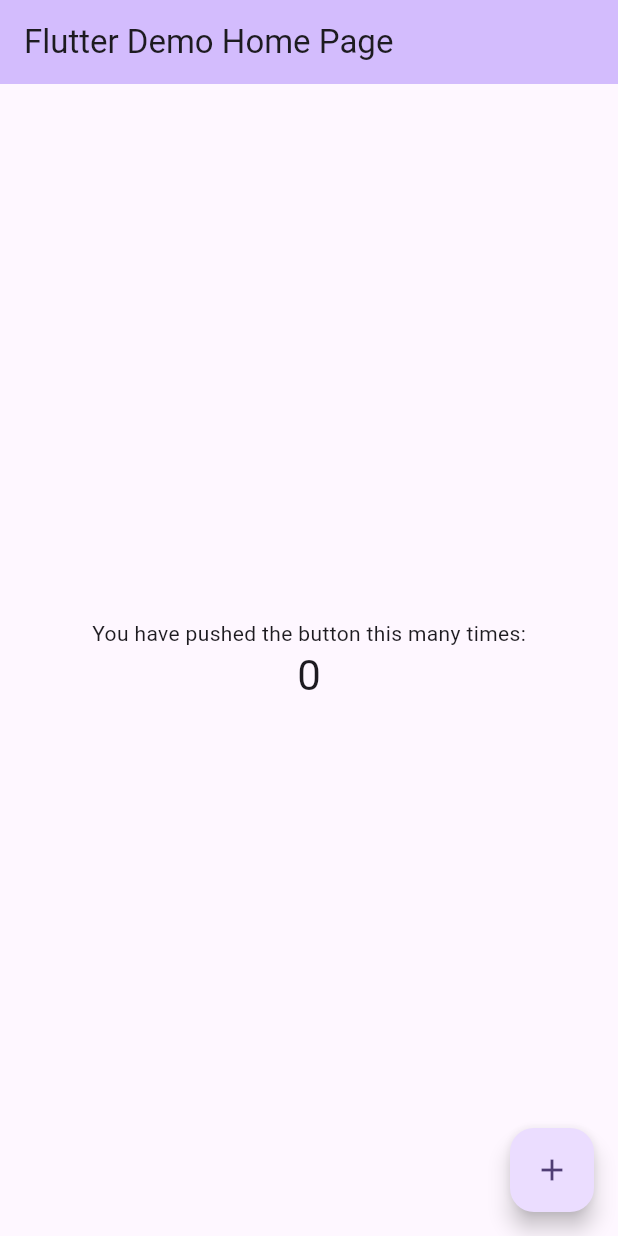
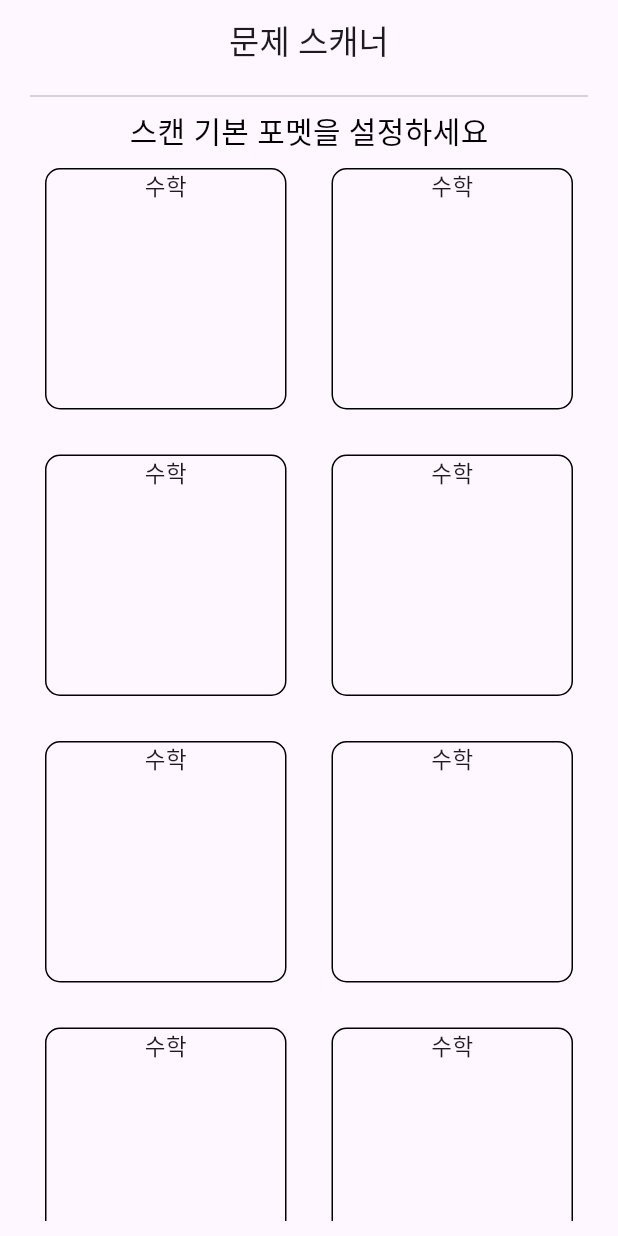
Before and after one commit to HaShaWB/Well-Studying, a Flutter app: the screen it shows after launch, on a phone screen of 412 x 824 dp. Run offline on Flutter 3.47's test engine with Material 3 defaults, Android fonts, the light colour scheme and no system bars.

Commit message:
main 페이지 구축중

```diff
--- /dev/null
+++ b/PDF_inFrame_Scanner/scanner/lib/home_page/Scan_format_box.dart
@@ -0,0 +1,34 @@
+import 'package:flutter/cupertino.dart';
+import 'package:flutter/material.dart';
+
+class Scan_format_box extends StatelessWidget {
+  final title;
+  final number_of_anchor;
+  final anchor_position;
+
+  const Scan_format_box(
+      {super.key,
+      required String this.title,
+      required int this.number_of_anchor,
+      required List<int> this.anchor_position});
+
+  @override
+  Widget build(BuildContext context) {
+    return Container(
+        margin: EdgeInsets.all(10),
+        decoration: BoxDecoration(
+          border: Border.all(color: Colors.black),
+          borderRadius: BorderRadius.circular(10),
+        ),
+        child: Column(
+          children: [
+            Text(
+              title,
+              style: TextStyle(
+                fontSize: 15,
+              ),
+            ),
+          ],
+        ));
+  }
+}
--- /dev/null
+++ b/PDF_inFrame_Scanner/scanner/lib/home_page/home_page.dart
@@ -0,0 +1,55 @@
+import 'package:flutter/cupertino.dart';
+import 'package:flutter/material.dart';
+
+import 'Scan_format_box.dart';
+
+class home extends StatefulWidget {
+  const home({super.key});
+
+  @override
+  State<home> createState() => _homeState();
+}
+
+class _homeState extends State<home> {
+  @override
+  Widget build(BuildContext context) {
+    // 화면 크기를 계산하여 열 수를 결정합니다.
+    double screenWidth = MediaQuery.of(context).size.width;
+    int crossAxisCount = (screenWidth / 200).floor(); // 최소 패딩 값을 200으로 설정
+
+    return Scaffold(
+      appBar: AppBar(centerTitle: true, title: const Text("문제 스캐너")),
+      body: Container(
+        child: Padding(
+          padding: const EdgeInsets.symmetric(horizontal: 20),
+          child: Column(
+            children: [
+              const Divider(),
+              const Text(
+                "스캔 기본 포멧을 설정하세요",
+                style: TextStyle(color: Colors.black, fontSize: 20),
+              ),
+              Expanded(
+                child: GridView.builder(
+                  gridDelegate: SliverGridDelegateWithFixedCrossAxisCount(
+                    crossAxisCount: crossAxisCount, // 박스의 가로 세로 비율
+                    crossAxisSpacing: 10, // 가로 방향의 스페이싱
+                    mainAxisSpacing: 10, // 세로 방향의 스페이싱
+                  ),
+                  itemCount: 10,
+                  itemBuilder: (BuildContext context, int index) {
+                    return const Scan_format_box(
+                        title: "수학",
+                        number_of_anchor: 10,
+                        anchor_position: [1]);
+                  },
+                ),
+              ),
+              Container(height: 10),
+            ],
+          ),
+        ),
+      ),
+    );
+  }
+}
--- a/PDF_inFrame_Scanner/scanner/lib/main.dart
+++ b/PDF_inFrame_Scanner/scanner/lib/main.dart
@@ -1,4 +1,5 @@
 import 'package:flutter/material.dart';
+import 'home_page/home_page.dart';
 
 void main() {
   runApp(const MyApp());
@@ -31,40 +32,8 @@
 }
 
 class _MyHomePageState extends State<MyHomePage> {
-  int _counter = 0;
-
-  void _incrementCounter() {
-    setState(() {
-      _counter++;
-    });
-  }
-
   @override
   Widget build(BuildContext context) {
-    return Scaffold(
-      appBar: AppBar(
-        backgroundColor: Theme.of(context).colorScheme.inversePrimary,
-        title: Text(widget.title),
-      ),
-      body: Center(
-        child: Column(
-          mainAxisAlignment: MainAxisAlignment.center,
-          children: <Widget>[
-            const Text(
-              'You have pushed the button this many times:',
-            ),
-            Text(
-              '$_counter',
-              style: Theme.of(context).textTheme.headlineMedium,
-            ),
-          ],
-        ),
-      ),
-      floatingActionButton: FloatingActionButton(
-        onPressed: _incrementCounter,
-        tooltip: 'Increment',
-        child: const Icon(Icons.add),
-      ),
-    );
+    return home();
   }
 }
```
Also changed, not shown: PDF_inFrame_Scanner/scanner/lib/main_page/home_page.dart (deleted).
